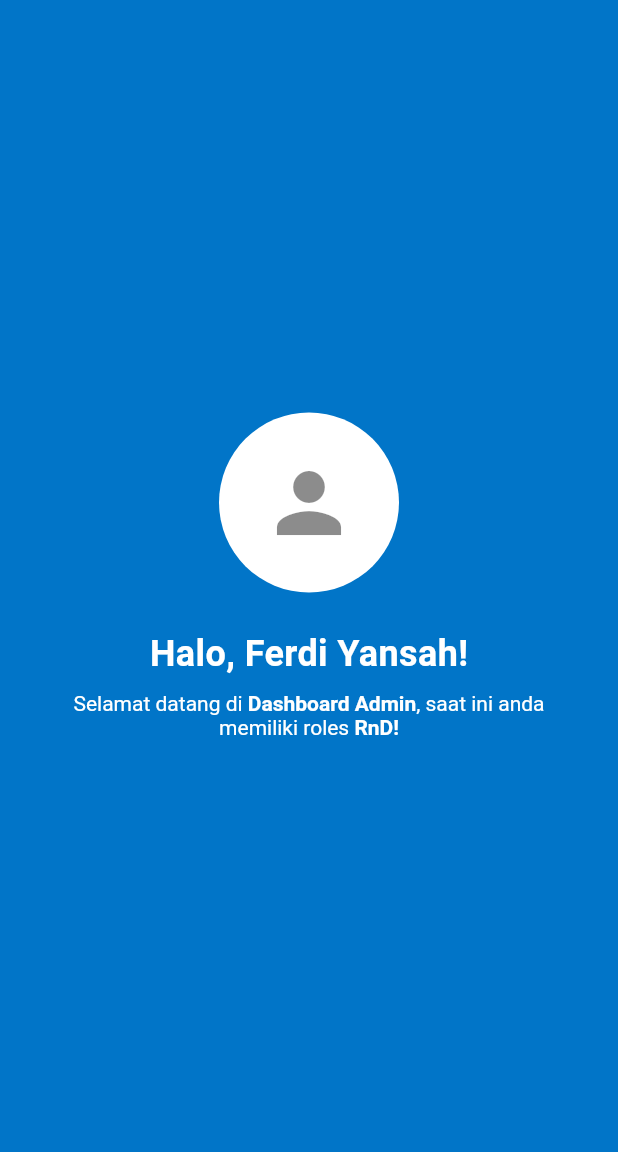
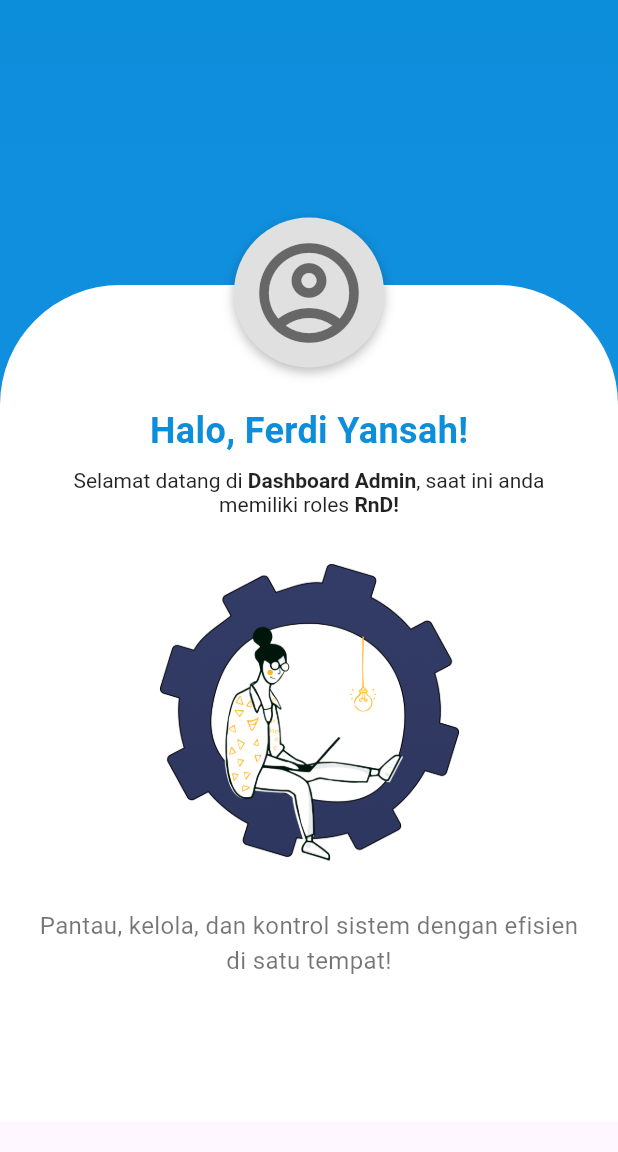
Before and after one commit to RnD-HIMTIKA/himtika-mobile-information, a Flutter app: the screen it shows after launch, in the side drawer, after a tap on "Dashboard", on a phone screen of 412 x 824 dp, the part 84-1236 px from its top. Run offline on Flutter 3.47's test engine with Material 3 defaults, Android fonts, the phone set to English and light mode, and no system bars; our stand-ins replace equatable, flutter_bloc, supabase_flutter; accounts and stored records are empty.

Commit message:
membuat page kontak dosen dan mengupdate tampilan dari dashboard, dan sidebar

```diff
--- a/lib/features/AdminPanel/presentation/pages/dashboard.dart
+++ b/lib/features/AdminPanel/presentation/pages/dashboard.dart
@@ -23,8 +23,8 @@ class _DashboardState extends State<Dashboard> {
   Widget build(BuildContext context) {
     return BlocBuilder<AdminPanelBloc, AdminPanelState>(
       builder: (context, state) {
-        String userName = '';
-        String userRole = '';
+        String userName = 'Pengguna';
+        String userRole = 'Admin';
 
         if (state is AdminPanelLoaded) {
           userName = state.userName;
@@ -32,7 +32,6 @@ class _DashboardState extends State<Dashboard> {
         }
 
         return Scaffold(
-          backgroundColor: const Color(0xFF0175C8),
           drawer: const Sidebar(),
           appBar: AppBar(
             backgroundColor: const Color(0xFF0175C8),
@@ -46,52 +45,110 @@ class _DashboardState extends State<Dashboard> {
               ),
             ],
           ),
-          body: Center(
-            child: SingleChildScrollView(
-              padding: const EdgeInsets.all(24),
+          body: SingleChildScrollView(
+            child: Stack(
+              alignment: Alignment.topCenter,
+              children: [
+                // Background biru atas
+                Container(
+                  height: 700,
+                  width: double.infinity,
+                  decoration: const BoxDecoration(
+                    gradient: LinearGradient(
+                      colors: [Color(0xFF0D8EDB), Color(0xFF1791E4)],
+                      begin: Alignment.topCenter,
+                      end: Alignment.bottomCenter,
+                    ),
+                  ),
+                ),
+
+                // Bagian konten putih
+                Container(
+                  margin: const EdgeInsets.only(top: 190),
+                  width: double.infinity,
+                  decoration: const BoxDecoration(
+                    color: Colors.white,
+                    borderRadius: BorderRadius.only(
+                      topLeft: Radius.circular(80),
+                      topRight: Radius.circular(80),
+                    ),
+                  ),
+                  child: Padding(
+                    padding: const EdgeInsets.fromLTRB(24, 80, 24, 32),
                     child: Column(
-                mainAxisAlignment: MainAxisAlignment.center,
                       children: [
-                  const CircleAvatar(
-                    radius: 60,
-                    backgroundColor: Colors.white,
-                    child:
-                        Icon(Icons.person, size: 64, color: Colors.black45),
-                  ),
-                  const SizedBox(height: 24),
                         Text(
                           'Halo, $userName!',
                           style: const TextStyle(
                             fontSize: 24,
-                      color: Colors.white,
                             fontWeight: FontWeight.bold,
+                            color: Color(0xFF0D8EDB),
                           ),
                         ),
                         const SizedBox(height: 8),
                         RichText(
                           textAlign: TextAlign.center,
                           text: TextSpan(
-                      style:
-                          const TextStyle(color: Colors.white, fontSize: 14),
+                            style: const TextStyle(
+                              color: Colors.black87,
+                              fontSize: 14,
+                            ),
                             children: [
                               const TextSpan(text: 'Selamat datang di '),
                               const TextSpan(
                                 text: 'Dashboard Admin',
                                 style: TextStyle(fontWeight: FontWeight.bold),
                               ),
-                        const TextSpan(
-                            text: ', saat ini anda memiliki roles '),
+                              const TextSpan(text: ', saat ini anda memiliki roles '),
                               TextSpan(
                                 text: '$userRole!',
-                          style: const TextStyle(
-                              fontWeight: FontWeight.bold,
-                              color: Colors.white),
+                                style: const TextStyle(fontWeight: FontWeight.bold),
                               ),
                             ],
                           ),
                         ),
+                        const SizedBox(height: 32),
+                        Image.asset(
+                          'src/features/AdminPanel/images/dashboard.png',
+                          width: 200,
+                        ),
+                        const SizedBox(height: 32),
+                        const Text(
+                          'Pantau, kelola, dan kontrol sistem dengan efisien di satu tempat!',
+                          style: TextStyle(fontSize: 16, color: Colors.black54),
+                          textAlign: TextAlign.center,
+                        ),
+                        const SizedBox(height: 64),
                       ],
                     ),
+                  ),
+                ),
+
+                // Avatar tepat di garis biru-putih
+                Positioned(
+                  top: 145, // setengah di biru, setengah di putih
+                  child: Container(
+                    width: 100,
+                    height: 100,
+                    decoration: BoxDecoration(
+                      shape: BoxShape.circle,
+                      color: Colors.grey.shade300,
+                      boxShadow: const [
+                        BoxShadow(
+                          color: Colors.black26,
+                          blurRadius: 6,
+                          offset: Offset(0, 3),
+                        ),
+                      ],
+                    ),
+                    child: const Icon(
+                      Icons.account_circle_outlined,
+                      size: 80,
+                      color: Colors.black54,
+                    ),
+                  ),
+                ),
+              ],
             ),
           ),
         );
--- a/lib/features/AdminPanel/presentation/pages/roles_page.dart
+++ b/lib/features/AdminPanel/presentation/pages/roles.dart
@@ -76,7 +76,7 @@ class _RolesPageState extends State<RolesPage> with SingleTickerProviderStateMix
             actions: const [
               Padding(
                 padding: EdgeInsets.only(right: 16),
-                child: Icon(Icons.account_circle),
+                child: Icon(Icons.account_circle, size: 32),
               )
             ],
             bottom: const PreferredSize(
--- a/lib/features/AdminPanel/presentation/pages/sidebar.dart
+++ b/lib/features/AdminPanel/presentation/pages/sidebar.dart
@@ -1,51 +1,62 @@
 import 'package:flutter/material.dart';
-import 'roles_page.dart';
+import 'roles.dart';
 import 'dashboard.dart';
+import 'hicode.dart';
+import 'kontakdosen.dart';
 
 class Sidebar extends StatelessWidget {
   const Sidebar({super.key});
 
   @override
   Widget build(BuildContext context) {
-    return Drawer(
+    return Theme(
+      data: Theme.of(context).copyWith(dividerColor: Colors.transparent),
+      child: Drawer(
+        child: Stack(
+          children: [
+            Container(
+              padding: const EdgeInsets.only(top: 54),
+              color: const Color(0xFF1e1e1e),
               child: ListView(
                 padding: EdgeInsets.zero,
                 children: [
-          DrawerHeader(
-            decoration: const BoxDecoration(
-            ),
-            margin: EdgeInsets.zero,
+                  // Logo dan Judul
+                  Padding(
+                    padding: const EdgeInsets.fromLTRB(16, 40, 16, 16),
                     child: Row(
-              crossAxisAlignment: CrossAxisAlignment.center,
                       children: [
-                // Logo HIMFO
-                ClipRRect(
-                  borderRadius: BorderRadius.circular(8),
-                  child: Image.asset(
-                    'src/features/AdminPanel/images/himfo.jpg',
-                    width: 48,
-                    height: 48,
-                    fit: BoxFit.cover,
+                        const Icon(Icons.face, color: Colors.white, size: 32),
+                        const SizedBox(width: 12),
+                        RichText(
+                          text: const TextSpan(
+                            children: [
+                              TextSpan(
+                                text: 'HIM',
+                                style: TextStyle(
+                                  fontSize: 24,
+                                  fontWeight: FontWeight.bold,
+                                  color: Colors.blueAccent,
                                 ),
                               ),
-                const SizedBox(width: 12),
-                // Text HIMFO
-                const Flexible(
-                  child: Text(
-                    'HIMFO',
+                              TextSpan(
+                                text: 'FO.',
                                 style: TextStyle(
-                      color: Colors.blue,
                                   fontSize: 24,
                                   fontWeight: FontWeight.bold,
-                    ),
+                                  color: Colors.white,
                                 ),
                               ),
                             ],
                           ),
                         ),
+                      ],
+                    ),
+                  ),
+
+                  // Menu
                   ListTile(
-            leading: const Icon(Icons.dashboard),
-            title: const Text('Dashboard'),
+                    leading: const Icon(Icons.dashboard, color: Colors.white),
+                    title: const Text('Dashboard', style: TextStyle(color: Colors.white)),
                     onTap: () {
                       Navigator.pushReplacement(
                         context,
@@ -54,8 +65,8 @@ class Sidebar extends StatelessWidget {
                     },
                   ),
                   ListTile(
-            leading: const Icon(Icons.people),
-            title: const Text('Roles'),
+                    leading: const Icon(Icons.people, color: Colors.white),
+                    title: const Text('Roles', style: TextStyle(color: Colors.white)),
                     onTap: () {
                       Navigator.push(
                         context,
@@ -63,7 +74,43 @@ class Sidebar extends StatelessWidget {
                       );
                     },
                   ),
+                  ListTile(
+                    leading: const Icon(Icons.contacts, color: Colors.white),
+                    title: const Text('Kontak Dosen', style: TextStyle(color: Colors.white)),
+                    onTap: () {
+                      Navigator.push(
+                        context,
+                        MaterialPageRoute(builder: (context) => const Kontakdosen()),
+                      );
+                    },
+                  ),
+                  ListTile(
+                    leading: const Icon(Icons.book, color: Colors.white),
+                    title: const Text('HiCode', style: TextStyle(color: Colors.white)),
+                    onTap: () {
+                      Navigator.push(
+                        context,
+                        MaterialPageRoute(builder: (context) => const Hicode()),
+                      );
+                    },
+                  ),
                 ],
+              ),
+            ),
+
+            // Tombol Close di Pojok Kanan Atas
+            Positioned(
+              top: 16,
+              right: 8,
+              child: IconButton(
+                icon: const Icon(Icons.close, color: Colors.white),
+                onPressed: () {
+                  Navigator.pop(context);
+                },
+              ),
+            ),
+          ],
+        ),
       ),
     );
   }
--- a/pubspec.yaml
+++ b/pubspec.yaml
@@ -72,6 +72,7 @@ flutter:
   # To add assets to your application, add an assets section, like this:
   assets:
     - src/features/AdminPanel/images/himfo.jpg
+    - src/features/AdminPanel/images/dashboard.png
   #   - images/a_dot_ham.jpeg
 
   # An image asset can refer to one or more resolution-specific "variants", see
```
Also changed, not shown: lib/features/AdminPanel/presentation/pages/hicode.dart (added, +15 -0 lines), lib/features/AdminPanel/presentation/pages/kontakdosen.dart (added, +177 -0 lines), src/features/AdminPanel/images/dashboard.png (added). Lines whose indentation alone changed are shown as unchanged.
